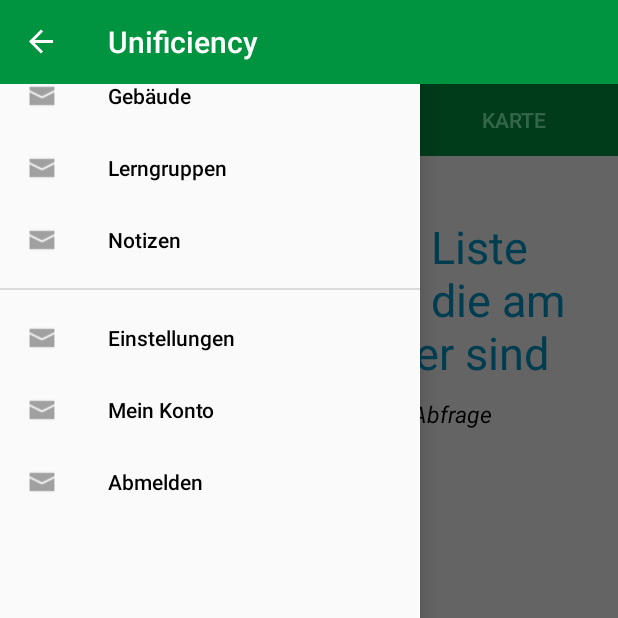
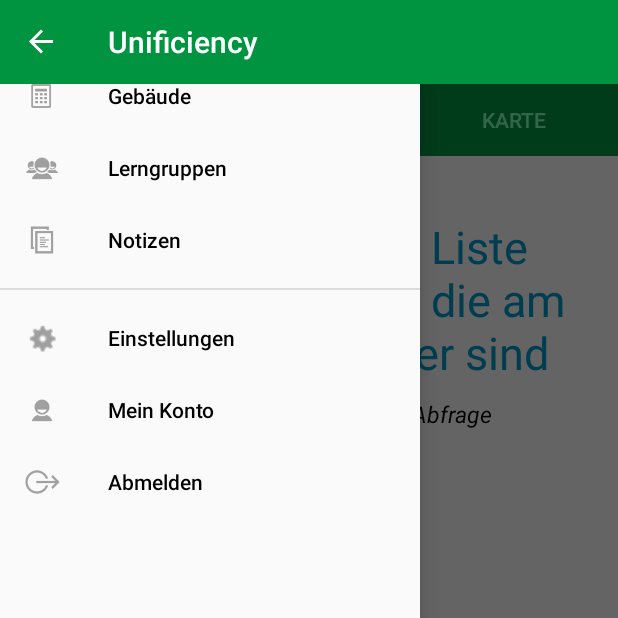
Before and after one commit to zhenhaoli/Unificiency, an Android app: the screen it shows after launch (MainActivity), with the side drawer open, on a phone screen of 412 x 824 dp, the top half of it. Run offline under Robolectric (Android 15) with nearby library versions, the phone set to English and light mode, and no system bars.

Commit message:
added icons to side drawer menu

```diff
--- a/UnificiencyAndroid/app/src/main/res/menu/drawermenu.xml
+++ b/UnificiencyAndroid/app/src/main/res/menu/drawermenu.xml
@@ -4,29 +4,29 @@
     <group android:id="@+id/group_general_id">
         <item android:title="@string/nav_item_buildings"
             android:id="@+id/nav_item_buildings"
-            android:icon="@drawable/inbox"/>
+            android:icon="@drawable/buildings"/>
 
         <item android:title="@string/nav_item_groups"
             android:id="@+id/nav_item_groups"
-            android:icon="@drawable/inbox"/>
+            android:icon="@drawable/groups"/>
 
         <item android:title="@string/nav_item_notes"
             android:id="@+id/nav_item_notes"
-            android:icon="@drawable/inbox"/>
+            android:icon="@drawable/notes"/>
     </group>
 
     <group android:id="@+id/group_settings_id">
         <item android:title="@string/nav_item_setting"
             android:id="@+id/nav_item_setting"
-            android:icon="@drawable/inbox"/>
+            android:icon="@drawable/settings"/>
 
         <item android:title="@string/nav_item_account"
             android:id="@+id/nav_item_account"
-            android:icon="@drawable/inbox"/>
+            android:icon="@drawable/account"/>
 
         <item android:title="@string/nav_item_logout"
             android:id="@+id/nav_item_logout"
-            android:icon="@drawable/inbox"/>
+            android:icon="@drawable/logout"/>
     </group>
 
     <!--
```
Also changed, not shown: UnificiencyAndroid/app/src/main/res/drawable/account.png (added), UnificiencyAndroid/app/src/main/res/drawable/buildings.png (added), UnificiencyAndroid/app/src/main/res/drawable/groups.png (added), UnificiencyAndroid/app/src/main/res/drawable/logout.png (added), UnificiencyAndroid/app/src/main/res/drawable/notes.png (added).
